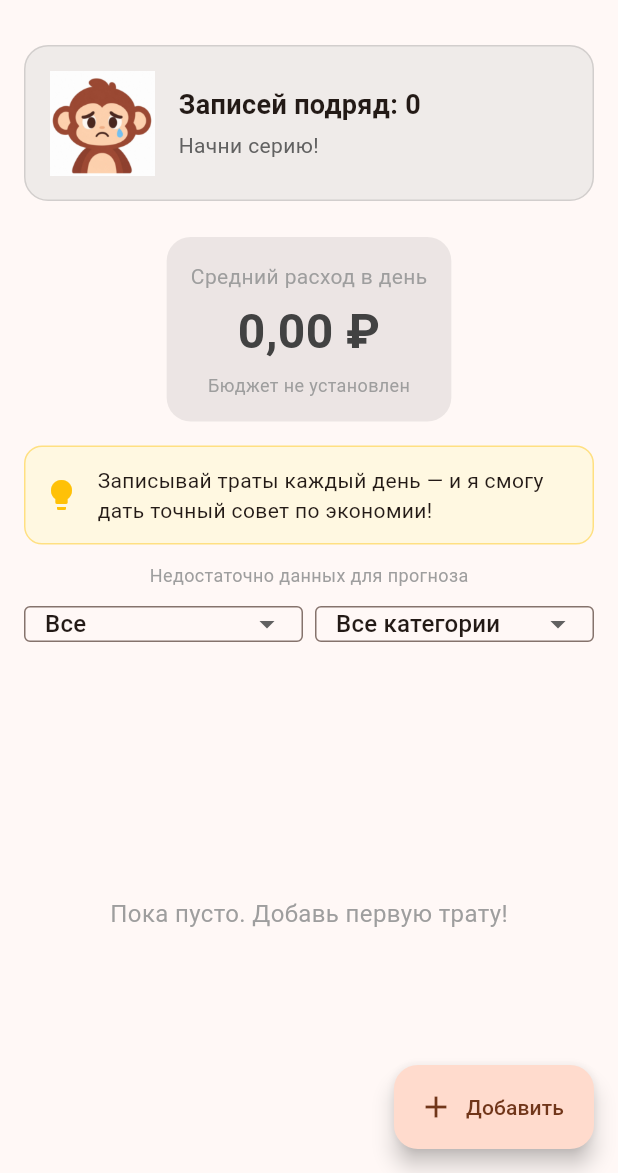
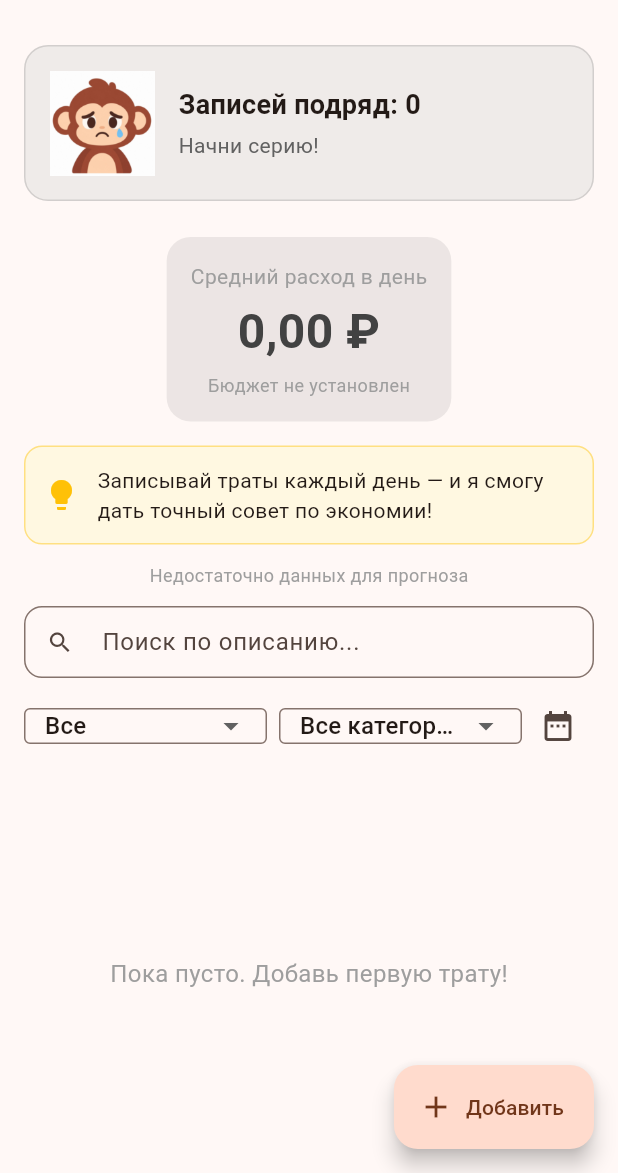
Before and after one commit to rinnlv/monkey_app, a Flutter app: the screen it shows after launch, on a phone screen of 412 x 824 dp, the part 63-1236 px from its top. Run offline on Flutter 3.47's test engine with Material 3 defaults, Android fonts, the phone set to English and light mode, and no system bars; our stand-ins replace fl_chart, flutter_riverpod, flutter_svg, go_router, sqflite; accounts and stored records are empty.

Commit message:
добавил поиск, фильтр по датам и кнопку сброса даты

```diff
--- a/lib/screens/home_screen.dart
+++ b/lib/screens/home_screen.dart
@@ -22,14 +22,16 @@ class HomeScreen extends ConsumerStatefulWidget {
 }
 
 class _HomeScreenState extends ConsumerState<HomeScreen> {
+  String _searchQuery = '';
+  DateTimeRange? _dateRange;
   String _filterType = 'all';
   int? _filterCategoryId;
-  String _searchQuery = '';
 
   @override
   Widget build(BuildContext context) {
     final transactionsAsync = ref.watch(transactionProvider);
     final categoriesAsync = ref.watch(categoryProvider);
+    final isKeyboardOpen = MediaQuery.of(context).viewInsets.bottom > 0;
 
     return Scaffold(
       appBar: AppBar(
@@ -47,18 +49,19 @@ class _HomeScreenState extends ConsumerState<HomeScreen> {
       body: Column(
         children: [
           // 1. Карточка мартышки со streak
-          const MonkeyHeader(),
+          if (!isKeyboardOpen) const MonkeyHeader(),
 
           // 2. Главная цифра
-          const SafeToSpendWidget(),
+          if (!isKeyboardOpen) const SafeToSpendWidget(),
 
           // 3. Прогресс-бар бюджета
-          const BudgetProgress(),
+          if (!isKeyboardOpen) const BudgetProgress(),
 
           // 4. Совет мартышки
-          const MonkeyAdvice(),
+          if (!isKeyboardOpen) const MonkeyAdvice(),
 
           // 5. Прогноз на следующий месяц
+          if (!isKeyboardOpen)
             FutureBuilder<List<double>>(
               future: DatabaseHelper().getMonthlyExpenseSums(3),
               builder: (context, snapshot) {
@@ -92,6 +95,18 @@ class _HomeScreenState extends ConsumerState<HomeScreen> {
 
           // 6. Шаблоны для быстрого ввода
           const TemplateChips(),
+          Padding(
+            padding: const EdgeInsets.fromLTRB(16, 8, 16, 0),
+            child: TextField(
+              decoration: InputDecoration(
+                hintText: 'Поиск по описанию...',
+                prefixIcon: const Icon(Icons.search),
+                isDense: true,
+                border: OutlineInputBorder(borderRadius: BorderRadius.circular(12)),
+              ),
+              onChanged: (val) => setState(() => _searchQuery = val),
+            ),
+          ),
           const SizedBox(height: 8),
 
           // 7. Панель фильтров
@@ -99,6 +114,7 @@ class _HomeScreenState extends ConsumerState<HomeScreen> {
             padding: const EdgeInsets.symmetric(horizontal: 16.0),
             child: Row(
               children: [
+                // 1-й фильтр: Тип (Все / Расходы / Доходы)
                 Expanded(
                   child: DropdownButtonFormField<String>(
                     value: _filterType,
@@ -108,7 +124,7 @@ class _HomeScreenState extends ConsumerState<HomeScreen> {
                       isDense: true,
                       border: OutlineInputBorder()
                     ),
-                    items: const [
+                    items: const [ // <--- ВОТ ОН, СПИСОК ITEMS
                       DropdownMenuItem(value: 'all', child: Text('Все')),
                       DropdownMenuItem(value: 'expense', child: Text('Расходы')),
                       DropdownMenuItem(value: 'income', child: Text('Доходы')),
@@ -117,6 +133,8 @@ class _HomeScreenState extends ConsumerState<HomeScreen> {
                   ),
                 ),
                 const SizedBox(width: 8),
+
+                // 2-й фильтр: Категория
                 Expanded(
                   child: categoriesAsync.when(
                     data: (cats) => DropdownButtonFormField<int?>(
@@ -127,7 +145,7 @@ class _HomeScreenState extends ConsumerState<HomeScreen> {
                         isDense: true,
                         border: OutlineInputBorder()
                       ),
-                      items: [
+                      items: [ // <--- И ВОТ ЗДЕСЬ ТОЖЕ
                         const DropdownMenuItem(
                           value: null,
                           child: Text('Все категории', overflow: TextOverflow.ellipsis)
@@ -143,6 +161,35 @@ class _HomeScreenState extends ConsumerState<HomeScreen> {
                     error: (e, st) => const SizedBox(),
                   ),
                 ),
+
+                // Кнопка календаря (ровно одна!)
+                IconButton(
+                  icon: Icon(Icons.date_range, color: _dateRange != null ? Colors.orange : null),
+                  tooltip: 'Фильтр по дате',
+                  onPressed: () async {
+                    final picked = await showDateRangePicker(
+                      context: context,
+                      firstDate: DateTime(2020),
+                      lastDate: DateTime.now(),
+                      initialDateRange: _dateRange,
+                    );
+                    if (picked != null) {
+                      setState(() => _dateRange = picked);
+                    } else {
+                      setState(() => _dateRange = null);
+                    }
+                  },
+                ),
+
+                // Кнопка сброса даты (появляется только при выборе дат)
+                if (_dateRange != null)
+                  IconButton(
+                    icon: const Icon(Icons.clear, color: Colors.red),
+                    tooltip: 'Показать за всё время',
+                    onPressed: () {
+                      setState(() => _dateRange = null);
+                    },
+                  ),
               ],
             ),
           ),
@@ -155,11 +202,28 @@ class _HomeScreenState extends ConsumerState<HomeScreen> {
               error: (e, st) => Center(child: Text('Ошибка: $e')),
               data: (transactions) {
                 final filtered = transactions.where((t) {
+                  // 1. Старое условие: Фильтр по типу (Расход/Доход)
                   if (_filterType != 'all' && t.type != _filterType) return false;
+
+                  // 2. Старое условие: Фильтр по категории
                   if (_filterCategoryId != null && t.categoryId != _filterCategoryId) return false;
+
+                  // 👇 НОВОЕ УСЛОВИЕ 1: Поиск по тексту 👇
                   if (_searchQuery.isNotEmpty &&
-                      (t.description == null || !t.description!.toLowerCase().contains(_searchQuery.toLowerCase()))) return false;
-                  return true;
+                      (t.description == null || !t.description!.toLowerCase().contains(_searchQuery.toLowerCase()))) {
+                    return false;
+                  }
+
+                  // 👇 НОВОЕ УСЛОВИЕ 2: Фильтр по диапазону дат 👇
+                  if (_dateRange != null) {
+                    final tDate = DateTime(t.date.year, t.date.month, t.date.day);
+                    final start = DateTime(_dateRange!.start.year, _dateRange!.start.month, _dateRange!.start.day);
+                    final end = DateTime(_dateRange!.end.year, _dateRange!.end.month, _dateRange!.end.day);
+                    if (tDate.isBefore(start) || tDate.isAfter(end)) return false;
+                  }
+                  // 👆 КОНЕЦ НОВЫХ УСЛОВИЙ 👆
+
+                  return true; // Если трата прошла все проверки — показываем её
                 }).toList();
 
                 if (filtered.isEmpty) {
```
Lines whose indentation alone changed are shown as unchanged.
